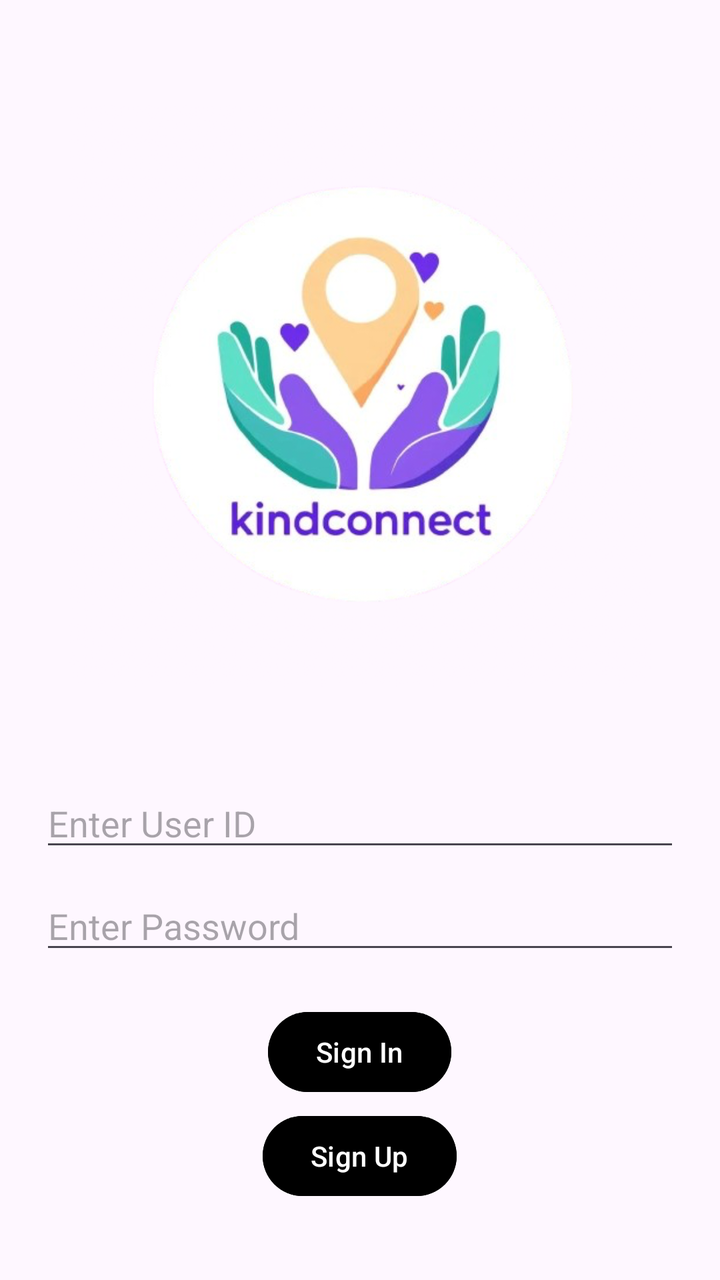
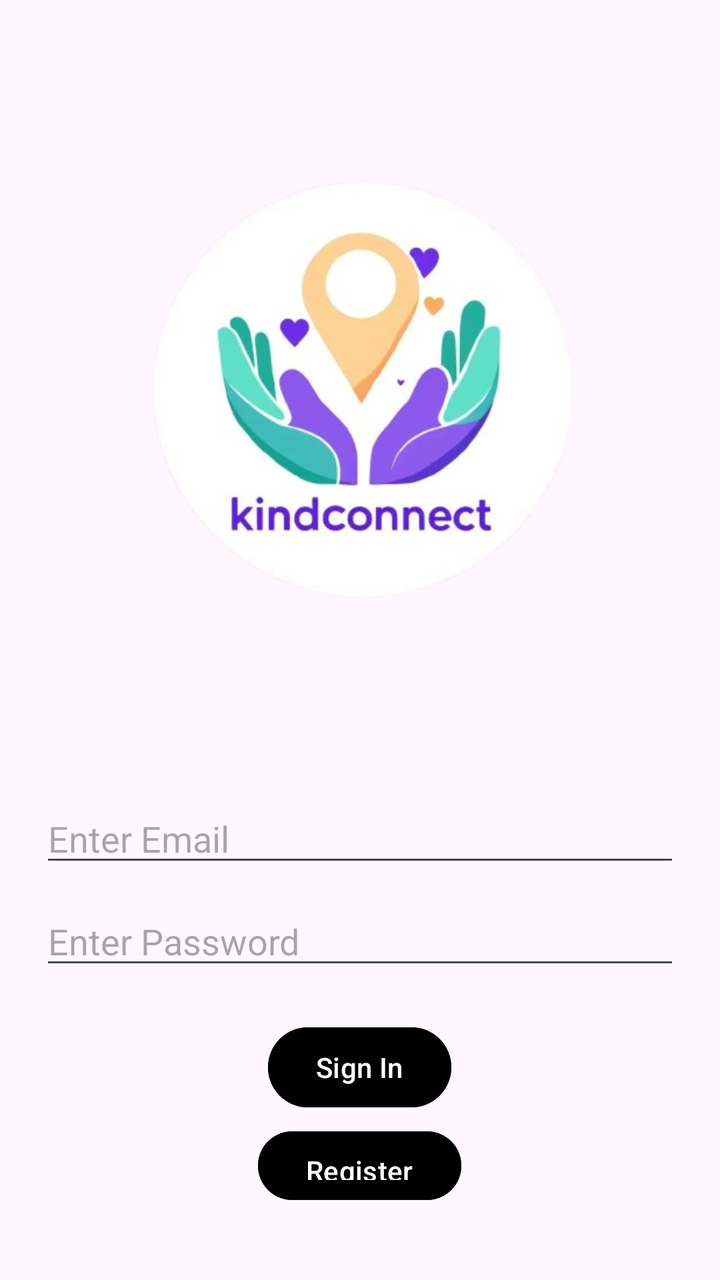

The first picture is an Android layout as it rendered before a commit; the second is the same layout after the commit. The layout source and the unified diff follow.
<!-- AndroidManifest.xml: application theme Theme.Material3.DayNight.NoActionBar -->
<!-- res/layout/activity_profile.xml -->
<?xml version="1.0" encoding="utf-8" ?>
<LinearLayout
    xmlns:android="http://schemas.android.com/apk/res/android"
    xmlns:app="http://schemas.android.com/apk/res-auto"
    android:orientation="vertical"
    android:padding="20dp"
    android:gravity="center"
    android:layout_width="match_parent"
    android:layout_height="match_parent" >

    <ImageView
        android:id="@+id/imageView"
        android:layout_width="291dp"
        android:layout_height="383dp"
        app:srcCompat="@drawable/logo_681f9768_2fbc_4be9_b8a7_ab3797ed3351_removebg_preview_2" />

    <EditText
        android:id="@+id/userIDInput"
        android:hint="Enter User ID"
        android:layout_width="match_parent"
        android:layout_height="wrap_content" />

    <EditText
        android:id="@+id/passwordInput"
        android:hint="Enter Password"
        android:inputType="textPassword"
        android:layout_marginTop="10dp"
        android:layout_width="match_parent"
        android:layout_height="wrap_content" />

    <Button
        android:id="@+id/signInButton"
        android:text="Sign In"
        android:layout_width="wrap_content"
        android:layout_height="wrap_content"
        android:layout_marginTop="20dp"
        android:backgroundTint="#000000"
        android:textColor="@android:color/white"
        android:paddingHorizontal="24dp"
        android:paddingVertical="10dp"
        android:layout_gravity="center" />


    <Button
        android:id="@+id/signUpButton"
        android:text="Sign Up"
        android:layout_width="wrap_content"
        android:layout_height="wrap_content"
        android:layout_marginTop="4dp"
        android:backgroundTint="#000000"
        android:textColor="@android:color/white"
        android:paddingHorizontal="24dp"
        android:paddingVertical="10dp"
        android:layout_gravity="center" />
    <TextView
        android:id="@+id/textView"
        android:layout_width="match_parent"
        android:layout_height="wrap_content"
        android:text="If you do not have an account, please sign up!"
        android:gravity="center"
        android:layout_margin="16dp"
        android:textColor="@android:color/black"
        android:textSize="16sp" />


</LinearLayout>
<!-- resources referenced by this layout -->
<resources>
  <!-- drawable logo_681f9768_2fbc_4be9_b8a7_ab3797ed3351_removebg_preview_2: png bitmap (drawable, 205818 bytes) -->
</resources>

<!-- the commit's change to res/layout/activity_profile.xml (unified diff, before → after) -->
@@ -6,7 +6,7 @@
     android:padding="20dp"
     android:gravity="center"
     android:layout_width="match_parent"
-    android:layout_height="match_parent" >
+    android:layout_height="match_parent">
 
     <ImageView
         android:id="@+id/imageView"
@@ -14,11 +14,15 @@
         android:layout_height="383dp"
         app:srcCompat="@drawable/logo_681f9768_2fbc_4be9_b8a7_ab3797ed3351_removebg_preview_2" />
 
+
     <EditText
-        android:id="@+id/userIDInput"
-        android:hint="Enter User ID"
+        android:id="@+id/emailInput"
+        android:hint="Enter Email"
+        android:inputType="textEmailAddress"
         android:layout_width="match_parent"
-        android:layout_height="wrap_content" />
+        android:layout_height="wrap_content"
+        android:layout_marginTop="10dp" />
+
 
     <EditText
         android:id="@+id/passwordInput"
@@ -27,6 +31,7 @@
         android:layout_marginTop="10dp"
         android:layout_width="match_parent"
         android:layout_height="wrap_content" />
+
 
     <Button
         android:id="@+id/signInButton"
@@ -40,10 +45,10 @@
         android:paddingVertical="10dp"
         android:layout_gravity="center" />
 
-
+    
     <Button
         android:id="@+id/signUpButton"
-        android:text="Sign Up"
+        android:text="Register"
         android:layout_width="wrap_content"
         android:layout_height="wrap_content"
         android:layout_marginTop="4dp"
@@ -52,15 +57,16 @@
         android:paddingHorizontal="24dp"
         android:paddingVertical="10dp"
         android:layout_gravity="center" />
+
+
     <TextView
         android:id="@+id/textView"
         android:layout_width="match_parent"
         android:layout_height="wrap_content"
-        android:text="If you do not have an account, please sign up!"
+        android:text="If you do not have an account, please register!"
         android:gravity="center"
         android:layout_margin="16dp"
         android:textColor="@android:color/black"
         android:textSize="16sp" />
 
-
 </LinearLayout>
